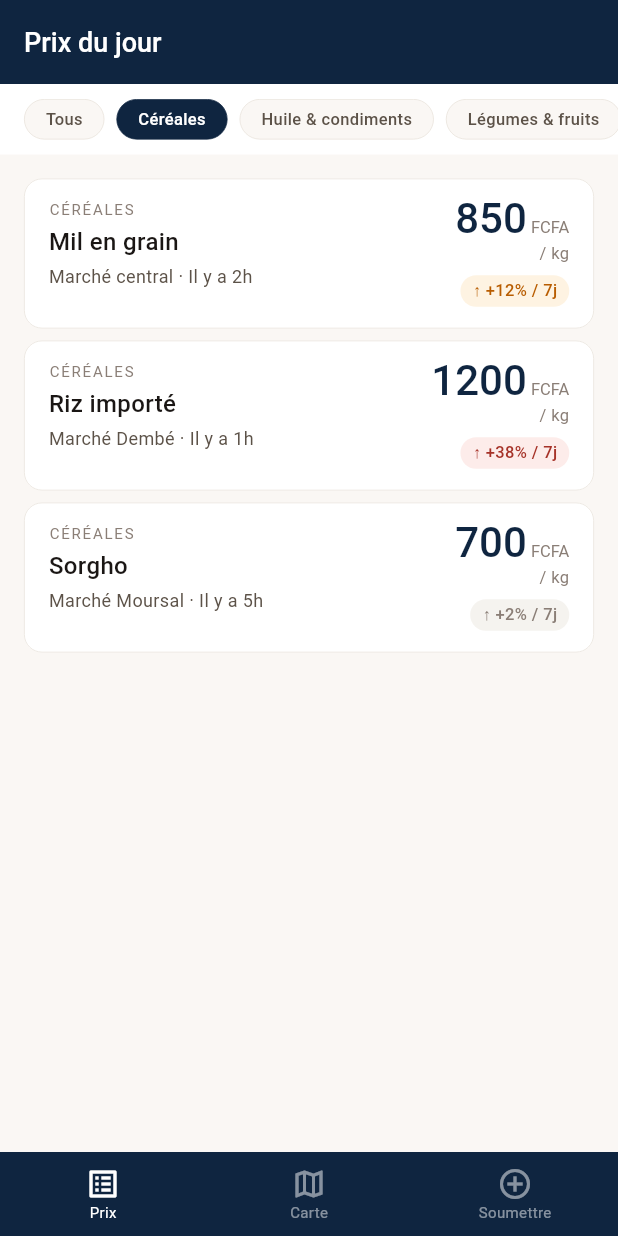
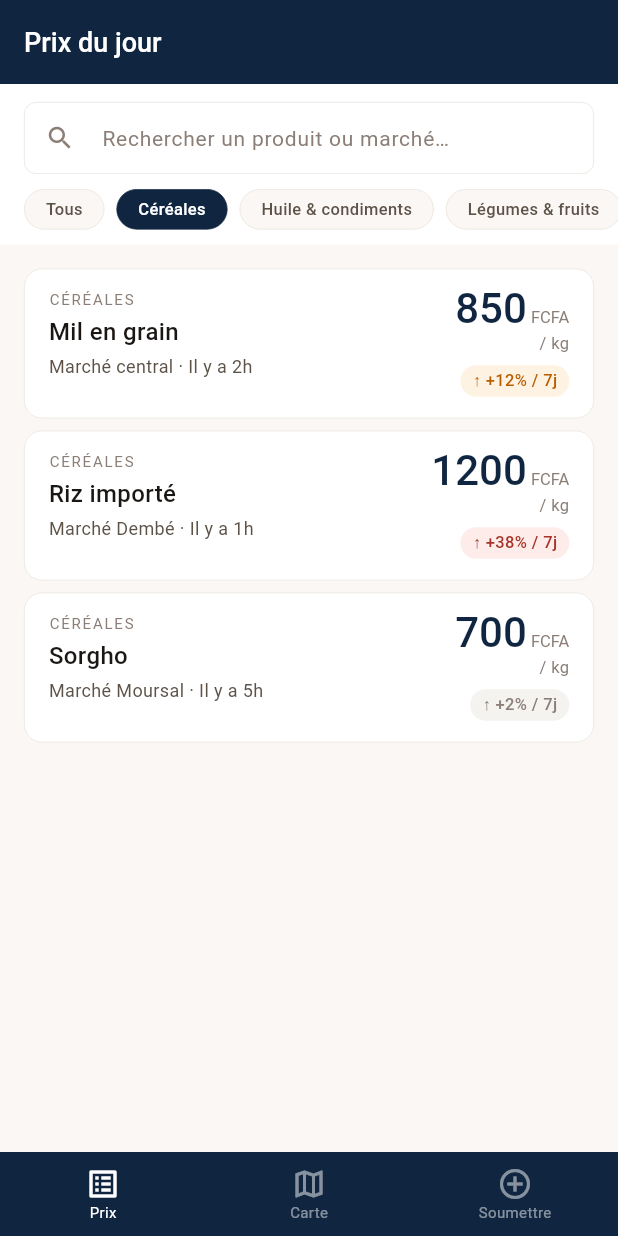
Before and after one commit to Titembaye/gataa-mobile, a Flutter app: the screen it shows after launch, after a tap on "Céréales", on a phone screen of 412 x 824 dp. Run offline on Flutter 3.47's test engine with Material 3 defaults, Android fonts, the phone set to English and light mode, and no system bars; our stand-ins replace flutter_map, geolocator, latlong2; Roboto replaces fonts that are missing (DM Mono, DM Sans).

Commit message:
feat: add search bar to prices list

```diff
--- a/lib/features/prices/prices_screen.dart
+++ b/lib/features/prices/prices_screen.dart
@@ -79,6 +79,9 @@ class PricesScreen extends StatefulWidget {
 class _PricesScreenState extends State<PricesScreen> {
   String _selectedCategory = 'Tous';
 
+  final TextEditingController _searchController = TextEditingController();
+  String _searchQuery = '';
+
   List<String> get _categories {
     final cats = _mockPrices.map((p) => p.categoryName).toSet().toList();
     cats.sort();
@@ -86,10 +89,24 @@ class _PricesScreenState extends State<PricesScreen> {
   }
 
   List<PriceModel> get _filtered {
-    if (_selectedCategory == 'Tous') return _mockPrices;
-    return _mockPrices
-        .where((p) => p.categoryName == _selectedCategory)
-        .toList();
+    List<PriceModel> result = _selectedCategory == 'Tous'
+        ? _mockPrices
+        : _mockPrices.where((p) => p.categoryName == _selectedCategory).toList();
+
+    if (_searchQuery.isNotEmpty) {
+      result = result.where((p) =>
+        p.productName.toLowerCase().contains(_searchQuery.toLowerCase()) ||
+        p.marketName.toLowerCase().contains(_searchQuery.toLowerCase())
+      ).toList();
+    }
+
+    return result;
+  }
+
+  @override
+  void dispose() {
+    _searchController.dispose();
+    super.dispose();
   }
 
   @override
@@ -100,9 +117,47 @@ class _PricesScreenState extends State<PricesScreen> {
       ),
       body: Column(
         children: [
+          _buildSearchBar(),
           _buildCategoryFilter(),
           Expanded(child: _buildPriceList()),
         ],
+      ),
+    );
+  }
+
+  Widget _buildSearchBar() {
+    return Container(
+      color: GataaColors.white,
+      padding: const EdgeInsets.fromLTRB(
+        GataaSpacing.lg,
+        GataaSpacing.md,
+        GataaSpacing.lg,
+        0,
+      ),
+      child: TextField(
+        controller: _searchController,
+        onChanged: (val) => setState(() => _searchQuery = val),
+        decoration: InputDecoration(
+          hintText: 'Rechercher un produit ou marché…',
+          prefixIcon: const Icon(
+            Icons.search,
+            size: 20,
+            color: GataaColors.textMuted,
+          ),
+          suffixIcon: _searchQuery.isNotEmpty
+              ? GestureDetector(
+                  onTap: () => setState(() {
+                    _searchQuery = '';
+                    _searchController.clear();
+                  }),
+                  child: const Icon(
+                    Icons.close,
+                    size: 18,
+                    color: GataaColors.textMuted,
+                  ),
+                )
+              : null,
+        ),
       ),
     );
   }
```
